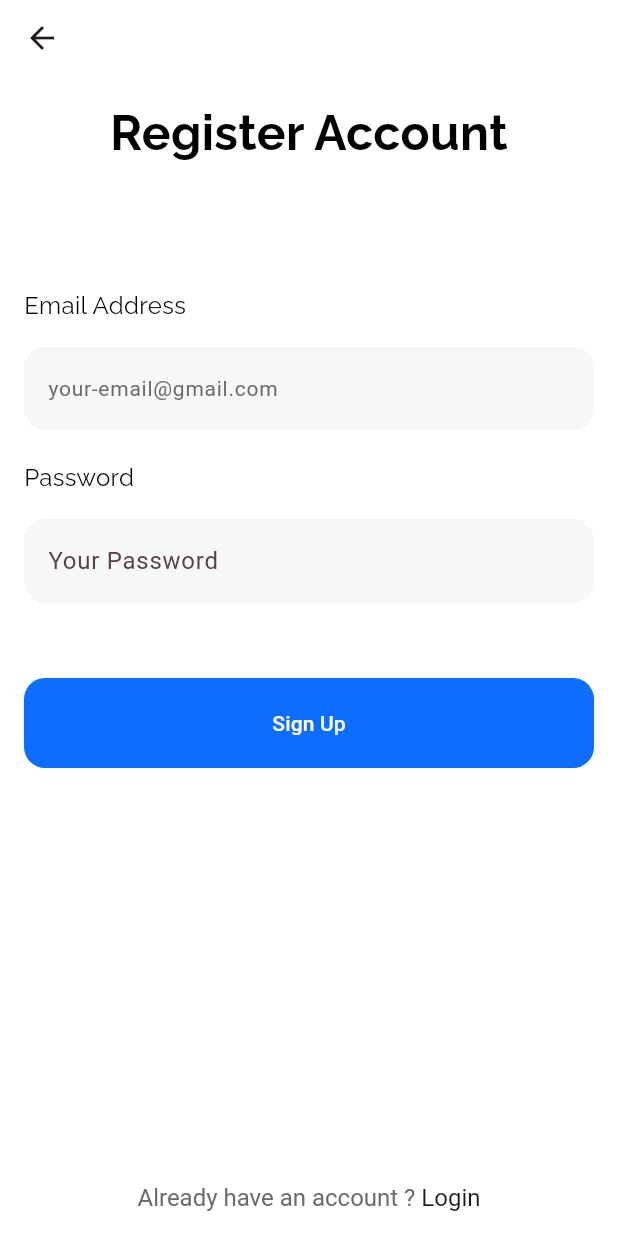
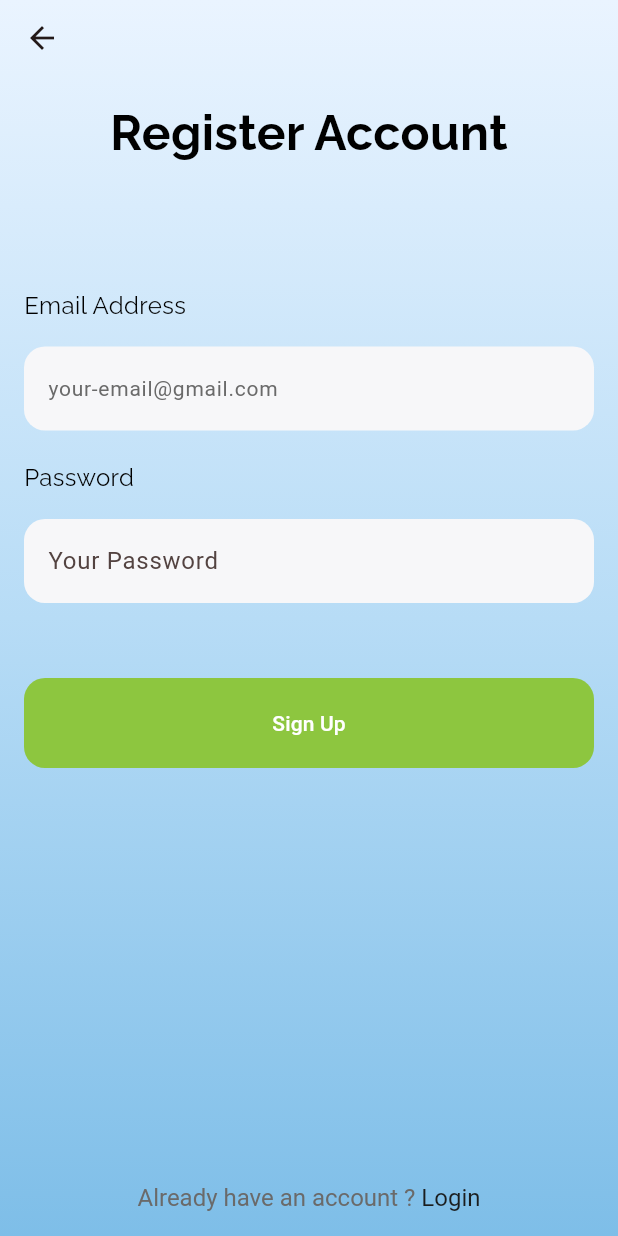
Before and after one commit to Itzkeio/flutter_projectReal, a Flutter app: the Signup screen opened by its route, on a phone screen of 412 x 824 dp. Run offline on Flutter 3.47's test engine with Material 3 defaults, Android fonts, the phone set to English and light mode, and no system bars; our stand-ins replace cloud_firestore, firebase_auth, firebase_core, flutter_image_compress, fluttertoast, google_fonts and 1 more; missing offline and left inert: mobile_scanner; accounts and stored records are empty; network calls fail.

Commit message:
Edit signup and login button, also change signup background

```diff
--- a/lib/login/login.dart
+++ b/lib/login/login.dart
@@ -146,7 +146,7 @@ class Login extends StatelessWidget {
   Widget _signin(BuildContext context) {
     return ElevatedButton(
       style: ElevatedButton.styleFrom(
-        backgroundColor: const Color(0xff0D6EFD),
+        backgroundColor: const Color.fromARGB(255, 141, 198, 63),
         shape: RoundedRectangleBorder(
           borderRadius: BorderRadius.circular(14),
         ),
--- a/lib/signup/signup.dart
+++ b/lib/signup/signup.dart
@@ -12,8 +12,20 @@ class Signup extends StatelessWidget {
 
   @override
   Widget build(BuildContext context) {
-    return Scaffold(
-      backgroundColor: Colors.white,
+    return Container(
+       decoration: const BoxDecoration(
+      gradient: LinearGradient(
+        begin: Alignment.topCenter,
+        end: Alignment.bottomCenter,
+        colors: [
+          Color(0xFFEAF4FF),
+          Color(0xFFB7DCF6),
+          Color(0xFF7EBEE8),
+          ],
+        ),
+      ),
+      child: Scaffold(
+        backgroundColor: Colors.transparent,
         resizeToAvoidBottomInset: true,
         bottomNavigationBar: _signin(context),
         appBar: AppBar(
@@ -48,6 +60,7 @@ class Signup extends StatelessWidget {
             ),
           )
           )
+      ),
     );
   }
 
@@ -124,7 +137,7 @@ class Signup extends StatelessWidget {
   Widget _signup(BuildContext context){
     return ElevatedButton(
       style: ElevatedButton.styleFrom(
-        backgroundColor: const Color(0xff0D6EFD),
+        backgroundColor: const Color.fromARGB(255, 141, 198, 63),
         shape: RoundedRectangleBorder(
           borderRadius: BorderRadiusGeometry.circular(14),
         ),
```
Lines whose indentation alone changed are shown as unchanged.
